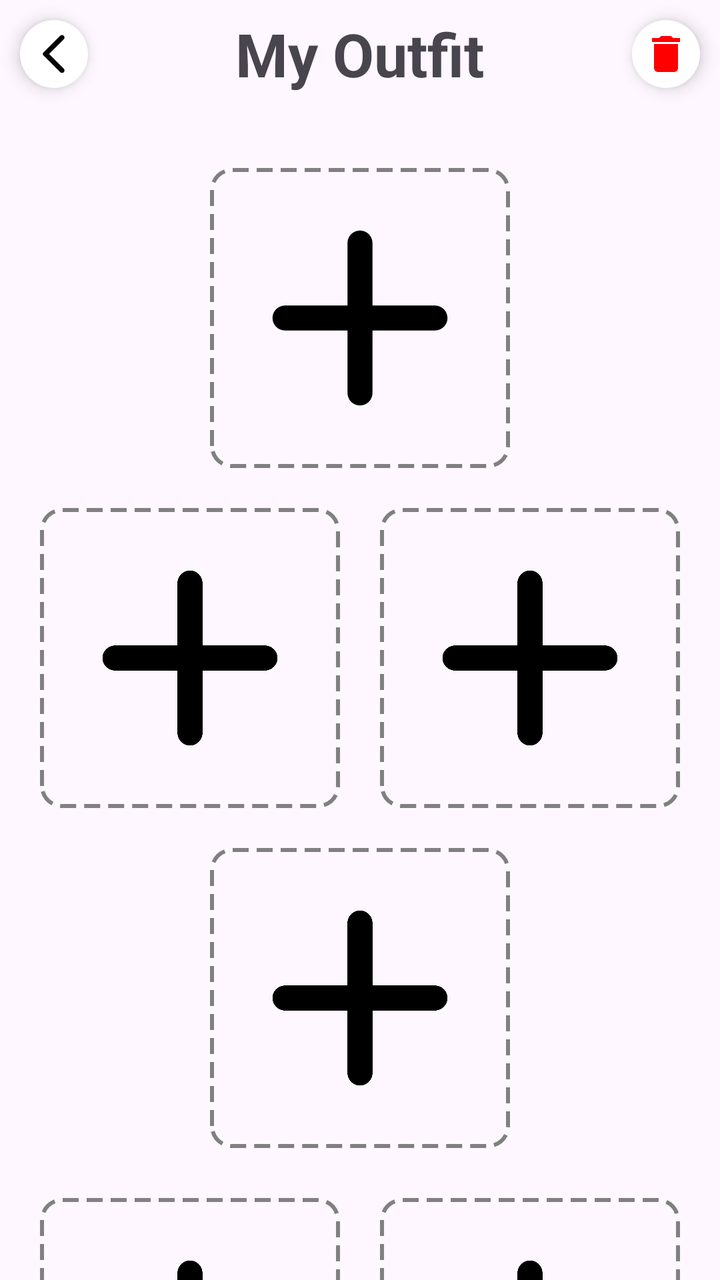
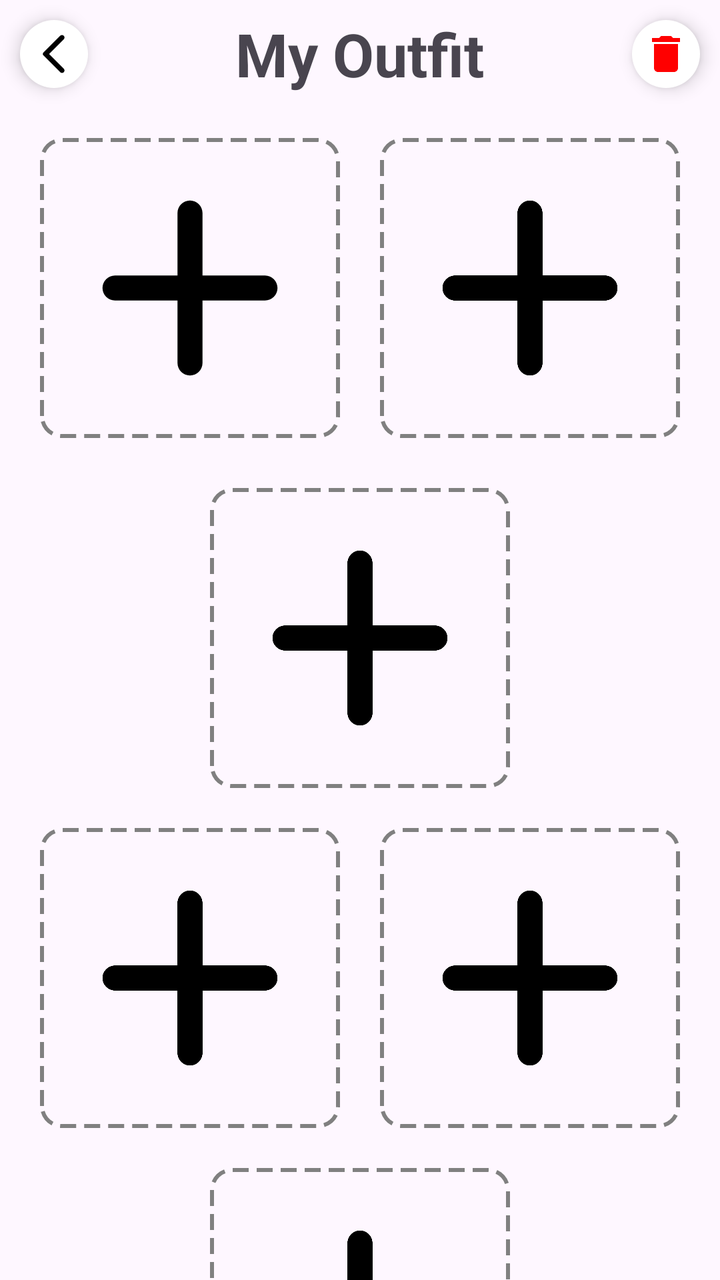

Two renders of the same Android screen: before a commit and after it. Below are the layout's source before the change and the commit's diff.
<!-- AndroidManifest.xml: application theme Theme.StyleWIZ_vol2 -->
<!-- res/layout/fragment_selected_outfit.xml -->
<?xml version="1.0" encoding="utf-8"?>
<ScrollView
xmlns:android="http://schemas.android.com/apk/res/android"
xmlns:tools="http://schemas.android.com/tools"
android:layout_width="match_parent"
android:layout_height="match_parent"
xmlns:app="http://schemas.android.com/apk/res-auto"
tools:context=".SelectedOutfitFragment"
android:scrollbars="none">



<LinearLayout
    android:layout_width="match_parent"
    android:layout_height="wrap_content"
    tools:context=".ShowOutfitFragment"
    android:orientation="vertical"
    android:gravity="center">

    <LinearLayout
        android:layout_width="match_parent"
        android:layout_height="wrap_content"
        android:id="@+id/navigation_top"
        android:orientation="horizontal"
        android:gravity="center_vertical">

        <ImageView
            android:layout_width="wrap_content"
            android:layout_height="wrap_content"
            android:id="@+id/back"
            android:layout_margin="10dp"
            android:padding="5dp"
            android:elevation="5dp"
            android:layout_gravity="center"
            android:background="@drawable/circle_shape"
            android:src="@drawable/round_arrow_back_24"/>

        <View
            android:layout_width="0dp"
            android:layout_height="0dp"
            android:layout_weight="1"/>

        <TextView
            android:layout_width="wrap_content"
            android:layout_height="wrap_content"
            android:text="My Outfit"
            android:textSize="30sp"
            android:textStyle="bold"
            android:layout_gravity="center" />

        <View
            android:layout_width="0dp"
            android:layout_height="0dp"
            android:layout_weight="1"/>

        <ImageView
            android:layout_width="wrap_content"
            android:layout_height="wrap_content"
            android:id="@+id/deleteOutfit"
            android:layout_margin="10dp"
            android:padding="5dp"
            android:elevation="5dp"
            android:layout_gravity="center"
            android:background="@drawable/circle_shape"
            android:src="@drawable/baseline_delete_24"
            app:tint="@color/red"/>

    </LinearLayout>


    
    <ImageView
        android:id="@+id/imgOuterwear"
        android:layout_width="150dp"
        android:layout_height="150dp"
        android:layout_marginTop="30dp"
        android:src="@drawable/round_add_24"
        android:background="@drawable/dashed_border"
        android:scaleType="centerCrop"
        android:contentDescription="Outerwear"
        android:clipToOutline="true"/>

    
    <GridLayout
        android:layout_width="wrap_content"
        android:layout_height="wrap_content"
        android:columnCount="2"
        android:rowCount="2"
        android:layout_marginTop="10dp"
        android:alignmentMode="alignMargins"
        android:rowOrderPreserved="false">

        <ImageView
            android:id="@+id/imgTop1"
            android:layout_width="150dp"
            android:layout_height="150dp"
            android:layout_margin="10dp"
            android:src="@drawable/round_add_24"
            android:background="@drawable/dashed_border"
            android:scaleType="centerCrop"
            android:contentDescription="First Top"
            android:layout_column="0"
            android:layout_row="1"
            android:clipToOutline="true"/>

        <ImageView
            android:id="@+id/imgTop2"
            android:layout_width="150dp"
            android:layout_height="150dp"
            android:layout_margin="10dp"
            android:src="@drawable/round_add_24"
            android:background="@drawable/dashed_border"
            android:scaleType="centerCrop"
            android:contentDescription="Second Top"
            android:layout_column="1"
            android:layout_row="1"
            android:clipToOutline="true"/>

        <ImageView
            android:id="@+id/imgBottom"
            android:layout_width="150dp"
            android:layout_height="150dp"
            android:layout_margin="10dp"
            android:src="@drawable/round_add_24"
            android:background="@drawable/dashed_border"
            android:scaleType="centerCrop"
            android:contentDescription="Bottom"
            android:layout_columnSpan="2"
            android:layout_gravity="center"
            android:layout_row="1"
            android:clipToOutline="true"/>
    </GridLayout>


    <LinearLayout
        android:layout_width="wrap_content"
        android:layout_height="wrap_content"
        android:orientation="horizontal"
        android:gravity="start"
        android:padding="5dp">


        <ImageView
            android:id="@+id/imgOnePiece"
            android:layout_width="150dp"
            android:layout_height="150dp"
            android:src="@drawable/round_add_24"
            android:layout_margin="10dp"
            android:background="@drawable/dashed_border"
            android:scaleType="centerCrop"
            android:contentDescription="Accessories"
            android:clipToOutline="true"/>
        <ImageView
            android:id="@+id/imgLayerOnePiece"
            android:layout_width="150dp"
            android:layout_height="150dp"
            android:src="@drawable/round_add_24"
            android:layout_margin="10dp"
            android:background="@drawable/dashed_border"
            android:scaleType="centerCrop"
            android:contentDescription="Accessories"
            android:clipToOutline="true"/>


    </LinearLayout>

    
    <ImageView
        android:id="@+id/imgShoes"
        android:layout_width="150dp"
        android:layout_height="150dp"
        android:src="@drawable/round_add_24"
        android:background="@drawable/dashed_border"
        android:scaleType="centerCrop"
        android:contentDescription="Shoes"
        android:clipToOutline="true"/>

    <LinearLayout
        android:layout_width="wrap_content"
        android:layout_height="wrap_content"
        android:orientation="horizontal"
        android:gravity="start"
        android:padding="5dp">


        <ImageView
            android:id="@+id/imgAccessory1"
            android:layout_width="150dp"
            android:layout_height="150dp"
            android:src="@drawable/round_add_24"
            android:layout_margin="10dp"
            android:background="@drawable/dashed_border"
            android:scaleType="centerCrop"
            android:contentDescription="Accessory 1"
            android:clipToOutline="true"/>
        <ImageView
            android:id="@+id/imgAccessory2"
            android:layout_width="150dp"
            android:layout_height="150dp"
            android:src="@drawable/round_add_24"
            android:layout_margin="10dp"
            android:background="@drawable/dashed_border"
            android:scaleType="centerCrop"
            android:contentDescription="Accessory 2"
            android:clipToOutline="true"/>

    </LinearLayout>

</LinearLayout>

</ScrollView>
<!-- resources referenced by this layout -->
<resources>
  <color name="red">#FF0000</color>
  <!-- drawable baseline_delete_24 (drawable) -->
  <vector android:height="24dp" android:tint="#000000"
      android:viewportHeight="24" android:viewportWidth="24"
      android:width="24dp" xmlns:android="http://schemas.android.com/apk/res/android">
      <path android:fillColor="@android:color/white" android:pathData="M6,19c0,1.1 0.9,2 2,2h8c1.1,0 2,-0.9 2,-2V7H6v12zM19,4h-3.5l-1,-1h-5l-1,1H5v2h14V4z"/>
  </vector>
  <!-- drawable circle_shape (drawable) -->
  <?xml version="1.0" encoding="utf-8"?>
  <shape xmlns:android="http://schemas.android.com/apk/res/android">
      <solid android:color="#FFFFFF" /> 
      <corners android:radius="50dp" /> 
  </shape>
  <!-- drawable dashed_border (drawable) -->
  <?xml version="1.0" encoding="utf-8"?>
  <shape xmlns:android="http://schemas.android.com/apk/res/android"
      android:shape="rectangle">
  
      <stroke
          android:width="2dp"
          android:color="#808080"
          android:dashWidth="8dp"
          android:dashGap="4dp"/>
  
      <solid android:color="@android:color/transparent"/>
  
  
      <corners android:radius="10dp"/>
  </shape>
  <!-- drawable round_add_24 (drawable) -->
  <vector android:height="24dp" android:tint="#000000"
      android:viewportHeight="24" android:viewportWidth="24"
      android:width="24dp" xmlns:android="http://schemas.android.com/apk/res/android">
      <path android:fillColor="@android:color/white" android:pathData="M18,13h-5v5c0,0.55 -0.45,1 -1,1s-1,-0.45 -1,-1v-5H6c-0.55,0 -1,-0.45 -1,-1s0.45,-1 1,-1h5V6c0,-0.55 0.45,-1 1,-1s1,0.45 1,1v5h5c0.55,0 1,0.45 1,1s-0.45,1 -1,1z"/>
  </vector>
  <!-- drawable round_arrow_back_24 (drawable) -->
  <vector android:height="24dp" android:tint="#000000"
      android:viewportHeight="24" android:viewportWidth="24"
      android:width="24dp" xmlns:android="http://schemas.android.com/apk/res/android">
      <path android:fillColor="@android:color/white" android:pathData="M16.88,2.88L16.88,2.88c-0.49,-0.49 -1.28,-0.49 -1.77,0l-8.41,8.41c-0.39,0.39 -0.39,1.02 0,1.41l8.41,8.41c0.49,0.49 1.28,0.49 1.77,0l0,0c0.49,-0.49 0.49,-1.28 0,-1.77L9.54,12l7.35,-7.35C17.37,4.16 17.37,3.37 16.88,2.88z"/>
  </vector>
  <style name="Theme.StyleWIZ_vol2" parent="Base.Theme.StyleWIZ_vol2" />
  <style name="Base.Theme.StyleWIZ_vol2" parent="Theme.Material3.DayNight.NoActionBar">
          
          
      </style>
</resources>

<!-- the commit's change to res/layout/fragment_selected_outfit.xml (unified diff, before → after) -->
@@ -67,13 +67,44 @@ android:scrollbars="none">
 
     </LinearLayout>
 
+    
+    <LinearLayout
+        android:layout_width="wrap_content"
+        android:layout_height="wrap_content"
+        android:orientation="horizontal"
+        android:gravity="start"
+        android:padding="5dp">
+
+
+        <ImageView
+            android:id="@+id/imgAccessory1"
+            android:layout_width="150dp"
+            android:layout_height="150dp"
+            android:src="@drawable/round_add_24"
+            android:layout_margin="10dp"
+            android:background="@drawable/dashed_border"
+            android:scaleType="centerCrop"
+            android:contentDescription="Accessory 1"
+            android:clipToOutline="true"/>
+        <ImageView
+            android:id="@+id/imgAccessory2"
+            android:layout_width="150dp"
+            android:layout_height="150dp"
+            android:src="@drawable/round_add_24"
+            android:layout_margin="10dp"
+            android:background="@drawable/dashed_border"
+            android:scaleType="centerCrop"
+            android:contentDescription="Accessory 2"
+            android:clipToOutline="true"/>
+
+    </LinearLayout>
 
     
     <ImageView
         android:id="@+id/imgOuterwear"
         android:layout_width="150dp"
         android:layout_height="150dp"
-        android:layout_marginTop="30dp"
+        android:layout_marginTop="10dp"
         android:src="@drawable/round_add_24"
         android:background="@drawable/dashed_border"
         android:scaleType="centerCrop"
@@ -86,7 +117,8 @@ android:scrollbars="none">
         android:layout_height="wrap_content"
         android:columnCount="2"
         android:rowCount="2"
-        android:layout_marginTop="10dp"
+        android:padding="5dp"
+        android:layout_marginTop="5dp"
         android:alignmentMode="alignMargins"
         android:rowOrderPreserved="false">
 
@@ -131,7 +163,7 @@ android:scrollbars="none">
             android:clipToOutline="true"/>
     </GridLayout>
 
-
+    
     <LinearLayout
         android:layout_width="wrap_content"
         android:layout_height="wrap_content"
@@ -169,43 +201,13 @@ android:scrollbars="none">
         android:id="@+id/imgShoes"
         android:layout_width="150dp"
         android:layout_height="150dp"
+        android:layout_margin="10dp"
         android:src="@drawable/round_add_24"
         android:background="@drawable/dashed_border"
         android:scaleType="centerCrop"
         android:contentDescription="Shoes"
         android:clipToOutline="true"/>
 
-    <LinearLayout
-        android:layout_width="wrap_content"
-        android:layout_height="wrap_content"
-        android:orientation="horizontal"
-        android:gravity="start"
-        android:padding="5dp">
-
-
-        <ImageView
-            android:id="@+id/imgAccessory1"
-            android:layout_width="150dp"
-            android:layout_height="150dp"
-            android:src="@drawable/round_add_24"
-            android:layout_margin="10dp"
-            android:background="@drawable/dashed_border"
-            android:scaleType="centerCrop"
-            android:contentDescription="Accessory 1"
-            android:clipToOutline="true"/>
-        <ImageView
-            android:id="@+id/imgAccessory2"
-            android:layout_width="150dp"
-            android:layout_height="150dp"
-            android:src="@drawable/round_add_24"
-            android:layout_margin="10dp"
-            android:background="@drawable/dashed_border"
-            android:scaleType="centerCrop"
-            android:contentDescription="Accessory 2"
-            android:clipToOutline="true"/>
-
-    </LinearLayout>
-
 </LinearLayout>
 
 </ScrollView>
